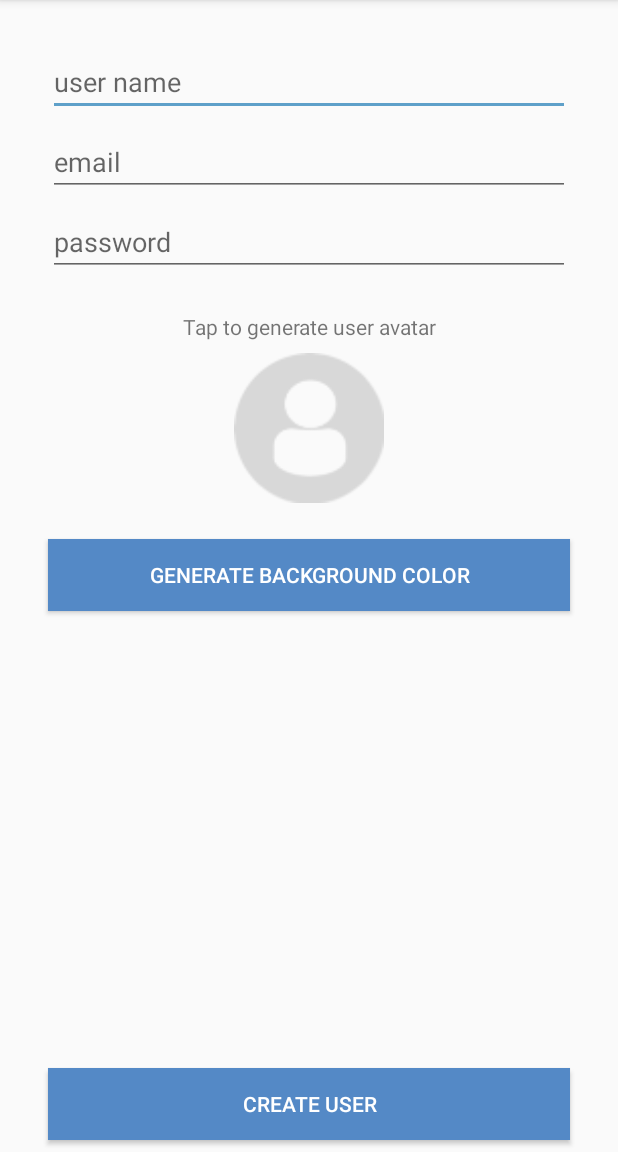
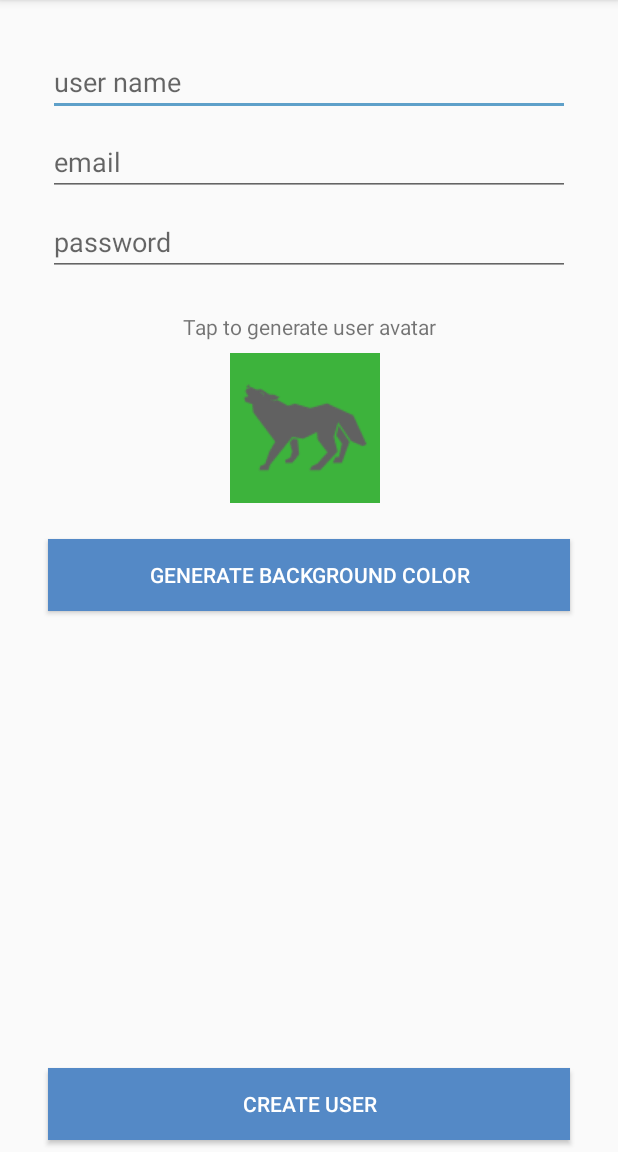
Before and after one commit to truongnmt/chit-chat, an Android app: the CreateUserActivity screen opened directly, with no data from a screen before it, after a tap on "GENERATE BACKGROUND COLOR", on a phone screen of 412 x 824 dp, the part 84-1236 px from its top. Run offline under Robolectric (Android 15) with nearby library versions, the phone set to English and light mode, and no system bars; 1 other tap on this screen came first.

Commit message:
Random user avatar

```diff
--- a/app/src/main/java/com/example/truongnm/smack/CreateUserActivity.kt
+++ b/app/src/main/java/com/example/truongnm/smack/CreateUserActivity.kt
@@ -1,10 +1,16 @@
 package com.example.truongnm.smack
 
+import android.graphics.Color
 import android.support.v7.app.AppCompatActivity
 import android.os.Bundle
 import android.view.View
+import kotlinx.android.synthetic.main.activity_create_user.*
+import java.util.*
 
 class CreateUserActivity : AppCompatActivity() {
+
+    var userAvatar = "profileDefault"
+    var avatarColor = "[0.5, 0.5, 0.5, 1]"
 
     override fun onCreate(savedInstanceState: Bundle?) {
         super.onCreate(savedInstanceState)
@@ -12,10 +18,31 @@ class CreateUserActivity : AppCompatActivity() {
     }
 
     fun generateUserAvatar(view: View) {
+        val random = Random()
+        val color = random.nextInt(2)
+        val avatar = random.nextInt(28)
 
+        if (color == 0) {
+            userAvatar = "light$avatar"
+        } else {
+            userAvatar = "dark$avatar"
+        }
+        val resourceId = resources.getIdentifier(userAvatar, "drawable", packageName)
+        createAvatarImageView.setImageResource(resourceId)
     }
 
     fun generateColorClicked(view: View) {
+        val random = Random()
+        val r = random.nextInt(255)
+        val g = random.nextInt(255)
+        val b = random.nextInt(255)
+        createAvatarImageView.setBackgroundColor(Color.rgb(r, g, b))
+
+        val saveR = r.toDouble() / 255
+        val saveG = g.toDouble() / 255
+        val saveB = b.toDouble() / 255
+
+        avatarColor = "[$saveR, $saveG, $saveB]"
 
     }
 
--- a/app/src/main/res/layout/activity_create_user.xml
+++ b/app/src/main/res/layout/activity_create_user.xml
@@ -66,9 +66,10 @@
         app:layout_constraintTop_toBottomOf="@+id/createPasswordText" />
 
     <ImageView
-        android:id="@+id/generateUserAvatar"
+        android:id="@+id/createAvatarImageView"
         android:layout_width="100dp"
         android:layout_height="100dp"
+        android:layout_marginEnd="5dp"
         android:layout_marginTop="8dp"
         android:onClick="generateUserAvatar"
         app:layout_constraintEnd_toEndOf="parent"
@@ -91,7 +92,7 @@
         app:layout_constraintEnd_toEndOf="parent"
         app:layout_constraintHorizontal_bias="0.5"
         app:layout_constraintStart_toStartOf="parent"
-        app:layout_constraintTop_toBottomOf="@+id/generateUserAvatar" />
+        app:layout_constraintTop_toBottomOf="@+id/createAvatarImageView" />
 
     <Button
         android:id="@+id/createUserBtn"
```
